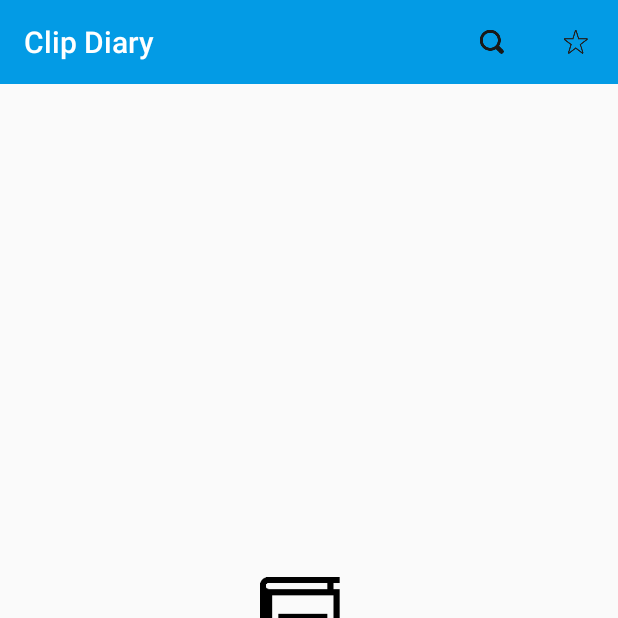
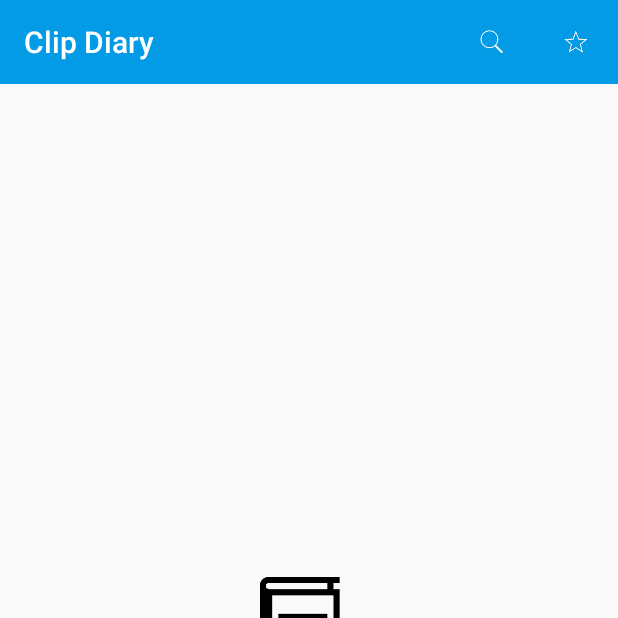
Before and after one commit to allsoft777/MVP-with-Firebase, an Android app: the screen it shows after launch once a user with an empty profile is signed in (ClipItemListActivity), on a phone screen of 412 x 824 dp, the top half of it. Run offline under Robolectric (Android 15) with nearby library versions, the phone set to English and light mode, and no system bars; our stand-ins replace Firebase (no records; nobody signed in at launch, a user with empty details on screens opened directly), RxJava; libraries missing offline, so code that uses them is left out: com.jakewharton.rxbinding2, com.seongil.recyclerviewlife, com.squareup.leakcanary; 11 statements that could not run were skipped.

Commit message:
Updated the drawable resources.

```diff
--- a/app/src/main/res/menu/menu_clip_list.xml
+++ b/app/src/main/res/menu/menu_clip_list.xml
@@ -4,14 +4,14 @@
 
     <item
         android:id="@+id/action_search"
-        android:icon="@drawable/ic_search_normal"
+        android:icon="@drawable/ic_action_search"
         android:title="@string/search"
         app:actionViewClass="android.support.v7.widget.SearchView"
         app:showAsAction="collapseActionView|ifRoom|withText"/>
 
     <item
         android:id="@+id/action_star"
-        android:icon="@drawable/ic_favorite_false_normal"
+        android:icon="@drawable/ic_action_favourites_false"
         android:title="@string/favourites"
         app:showAsAction="always"/>
 
--- a/app/src/main/res/values/styles.xml
+++ b/app/src/main/res/values/styles.xml
@@ -9,17 +9,14 @@
     <style name="AppTheme.NoActionBar">
         <item name="windowActionBar">false</item>
         <item name="windowNoTitle">true</item>
+
         <item name="windowActionModeOverlay">true</item>
         <item name="actionModeBackground">@color/colorPrimary</item>
-        <item name="actionModeStyle">@style/MyTheme.ActionMode</item>
     </style>
 
     <style name="AppTheme.PopupOverlay" parent="ThemeOverlay.AppCompat.Light"/>
 
     <style name="AppTheme.ToolBarOverlay" parent="ThemeOverlay.AppCompat.Dark.ActionBar"/>
-
-    <style name="MyTheme.ActionMode" parent="@android:style/Theme.Holo.Light">
-    </style>
 
     <style name="sans_serif_15_regular">
         <item name="android:textSize">15dp</item>
```
Also changed, not shown: app/src/main/java/com/seongil/mvplife/sample/ui/cliplist/fragment/ClipListFragment.java (+2 -18 lines), app/src/main/res/drawable-xxhdpi/ic_action_favourites_false.png (added), app/src/main/res/drawable-xxhdpi/ic_action_favourites_true.png (added), app/src/main/res/drawable-xxhdpi/ic_action_search.png (added), app/src/main/res/drawable-xxhdpi/ic_search_normal.png (deleted), app/src/main/res/drawable-xxxhdpi/ic_action_favourites_false.png (added), app/src/main/res/drawable-xxxhdpi/ic_action_favourites_true.png (added), app/src/main/res/drawable-xxxhdpi/ic_action_search.png (added), app/src/main/res/drawable-xxxhdpi/ic_search_normal.png (deleted).
